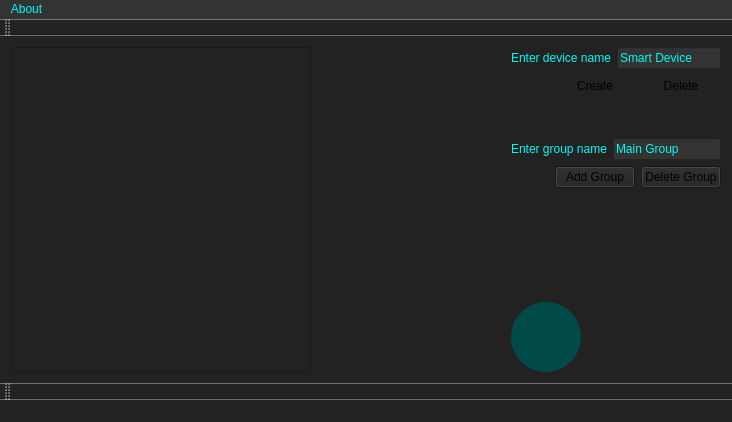
Before: the Qt Designer form GUI/GUI/mainwindow.ui in v-pereskokov/Jarvis, drawn with Qt 5.
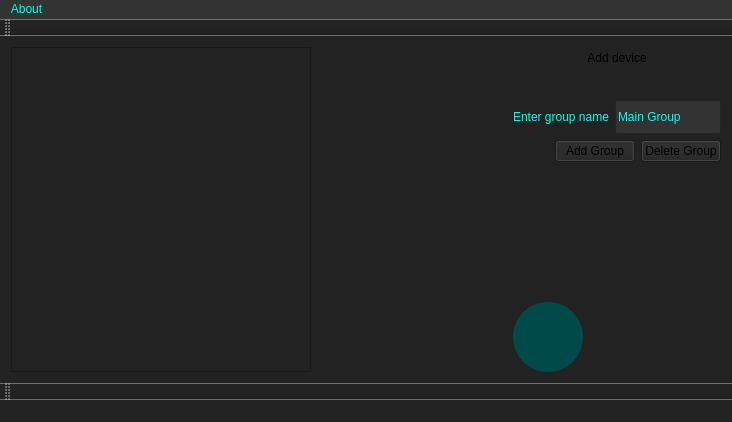
After: the same form once the commit is applied. Icons and pictures are not drawn.

Commit message: Delete button replaced

Patch:
```diff
--- a/GUI/GUI/mainwindow.ui
+++ b/GUI/GUI/mainwindow.ui
@@ -82,38 +82,7 @@
     <item row="0" column="8">
      <layout class="QVBoxLayout" name="verticalLayout">
       <item>
-       <layout class="QHBoxLayout" name="horizontalLayout">
-        <item>
-         <widget class="QLabel" name="label">
-          <property name="styleSheet">
-           <string notr="true">color: #00FBF6;</string>
-          </property>
-          <property name="text">
-           <string>Enter device name</string>
-          </property>
-         </widget>
-        </item>
-        <item>
-         <widget class="QLineEdit" name="lineEdit">
-          <property name="minimumSize">
-           <size>
-            <width>100</width>
-            <height>0</height>
-           </size>
-          </property>
-          <property name="styleSheet">
-           <string notr="true">background-color: #333;
-color: #00FBF6;</string>
-          </property>
-          <property name="text">
-           <string>Smart Device</string>
-          </property>
-          <property name="maxLength">
-           <number>50</number>
-          </property>
-         </widget>
-        </item>
-       </layout>
+       <layout class="QHBoxLayout" name="horizontalLayout"/>
       </item>
       <item>
        <layout class="QHBoxLayout" name="horizontalLayout_2">
@@ -139,7 +108,7 @@
            <string/>
           </property>
           <property name="text">
-           <string>Create</string>
+           <string>Add device</string>
           </property>
           <property name="flat">
            <bool>true</bool>
@@ -147,21 +116,24 @@
          </widget>
         </item>
         <item>
-         <widget class="QPushButton" name="deleteButton">
-          <property name="text">
-           <string>Delete</string>
+         <spacer name="horizontalSpacer_5">
+          <property name="orientation">
+           <enum>Qt::Horizontal</enum>
           </property>
-          <property name="flat">
-           <bool>true</bool>
+          <property name="sizeHint" stdset="0">
+           <size>
+            <width>40</width>
+            <height>20</height>
+           </size>
           </property>
-         </widget>
+         </spacer>
         </item>
        </layout>
       </item>
       <item>
        <layout class="QHBoxLayout" name="horizontalLayout_4">
         <property name="topMargin">
-         <number>35</number>
+         <number>25</number>
         </property>
         <item>
          <widget class="QLabel" name="label_2">
```
The commit also changes 6 other files.
